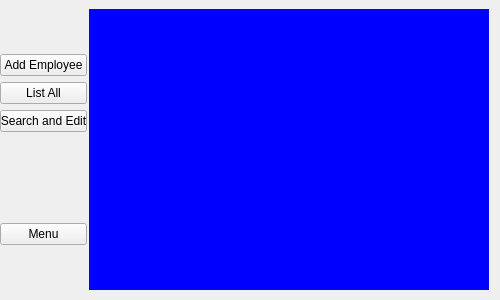
Old version of the form stacked.ui in the repository Jhamed7/mini_project_1.
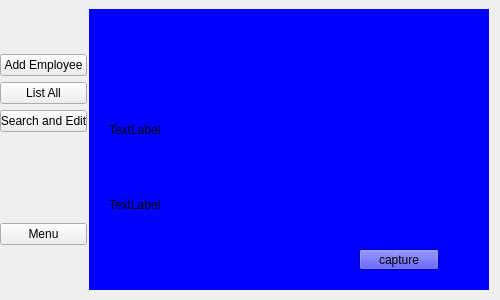
New version of the form. The open tabs and pages were chosen to show the change. Icons and pictures are not drawn.

What changed in the file:
```diff
--- a/stacked.ui
+++ b/stacked.ui
@@ -407,6 +407,45 @@
         <property name="styleSheet">
          <string notr="true">background-color: blue</string>
         </property>
+        <widget class="QLabel" name="video_main">
+         <property name="geometry">
+          <rect>
+           <x>20</x>
+           <y>10</y>
+           <width>351</width>
+           <height>221</height>
+          </rect>
+         </property>
+         <property name="text">
+          <string>TextLabel</string>
+         </property>
+        </widget>
+        <widget class="QLabel" name="video_masked">
+         <property name="geometry">
+          <rect>
+           <x>20</x>
+           <y>170</y>
+           <width>341</width>
+           <height>51</height>
+          </rect>
+         </property>
+         <property name="text">
+          <string>TextLabel</string>
+         </property>
+        </widget>
+        <widget class="QPushButton" name="capture_btn">
+         <property name="geometry">
+          <rect>
+           <x>270</x>
+           <y>240</y>
+           <width>80</width>
+           <height>21</height>
+          </rect>
+         </property>
+         <property name="text">
+          <string>capture</string>
+         </property>
+        </widget>
        </widget>
        <widget class="QWidget" name="yellow">
         <property name="styleSheet">
```
Left out of the diff: 25 changed lines with no effect on the pictures.
